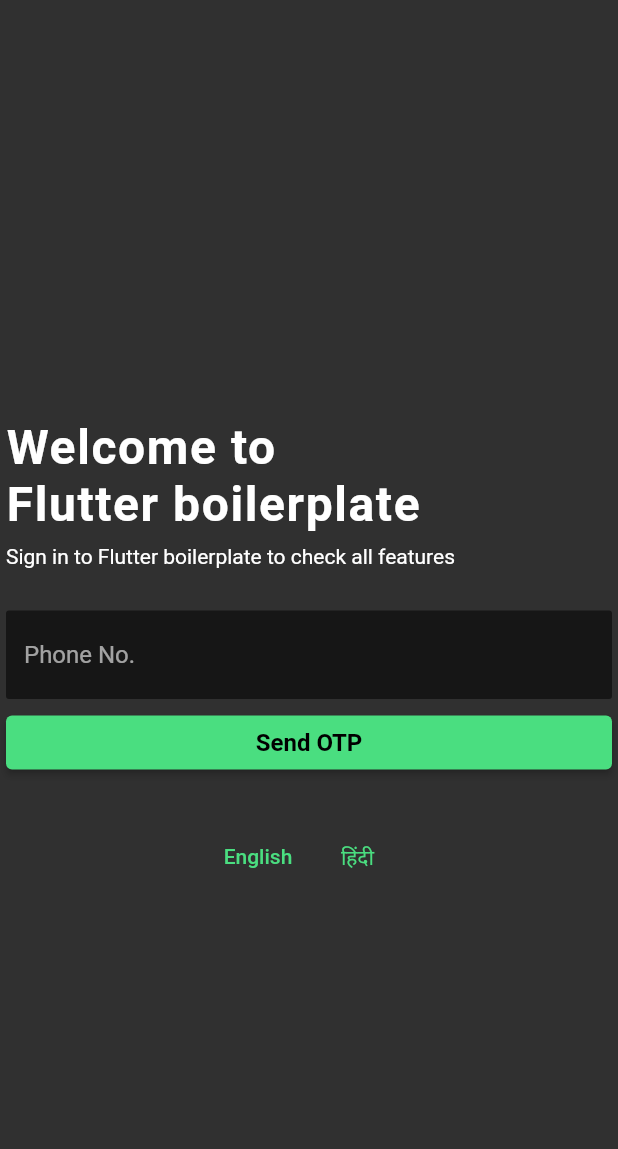
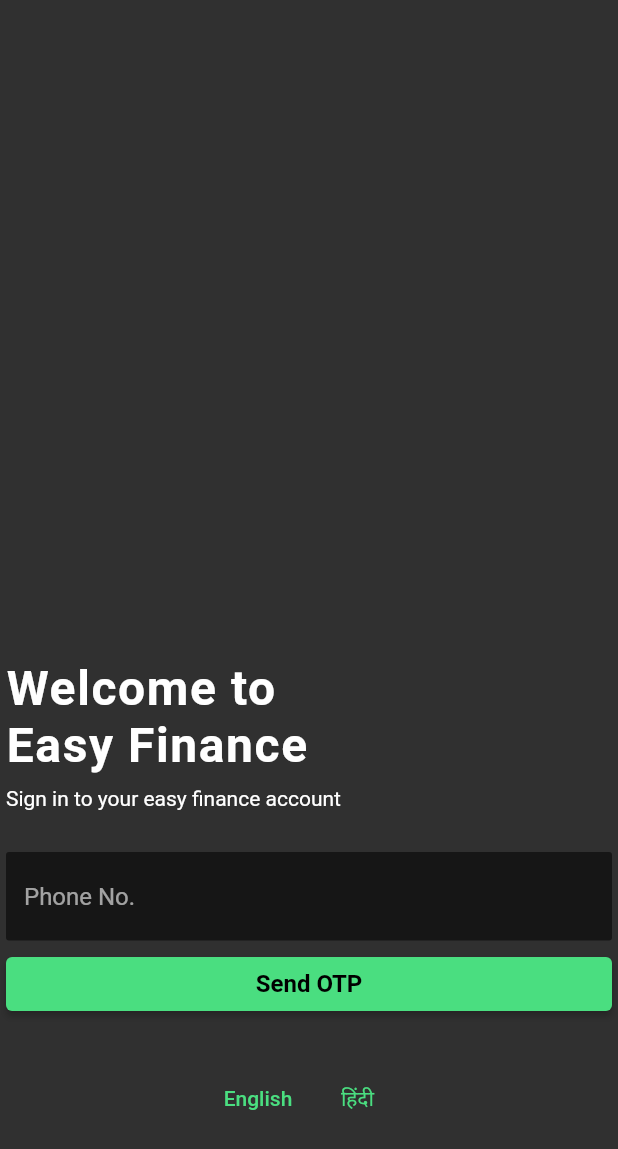
Before and after one commit to chenchunaidu/easy_finance, a Flutter app: the screen it shows after launch, on a phone screen of 412 x 824 dp. Shown: the top 1149 px of the screen. Run offline on Flutter 3.47's test engine with Material 2 defaults, Android fonts, the phone set to English and light mode, and no system bars; our stand-ins replace cloud_firestore, date_time_picker, firebase_auth, firebase_core, firebase_crashlytics, form_validator and 4 more; accounts and stored records are empty.

```diff
--- a/lib/components/common/form/index.dart
+++ b/lib/components/common/form/index.dart
@@ -1,5 +1,3 @@
-import 'dart:ffi';
-
 import 'package:flutter/material.dart';
 import 'package:easy_finance/components/common/vstack.dart';
 import '../../../theme/inset.dart';
--- a/lib/components/common/screenshot-wrapper.dart
+++ b/lib/components/common/screenshot-wrapper.dart
@@ -39,7 +39,10 @@ class _ScreenshotWrapperState extends State<ScreenshotWrapper> {
     return VStack(children: [
       Screenshot(
         controller: screenshotController,
-        child: widget.child,
+        child: Container(
+          child: widget.child,
+          color: Colors.grey[850],
+        ),
       ),
       OutlinedButton(onPressed: onPressed, child: Text("Share"))
     ]);
--- a/lib/components/interest-model.dart
+++ b/lib/components/interest-model.dart
@@ -1,4 +1,4 @@
-import 'dart:ffi';
+// import 'dart:ffi';
 
 import 'package:get/get.dart';
 import 'package:easy_finance/components/interest-preview-model.dart';
--- a/lib/screens/login.dart
+++ b/lib/screens/login.dart
@@ -12,15 +12,15 @@ class Login extends StatelessWidget {
   @override
   Widget build(BuildContext context) {
     return Container(
-        child:
-            VStack(mainAxisAlignment: MainAxisAlignment.spaceEvenly, children: [
+        padding: EdgeInsets.symmetric(vertical: 64, horizontal: 0),
+        child: VStack(mainAxisAlignment: MainAxisAlignment.end, children: [
           VStack(
             spacing: Insets.xxl,
             // crossAxisAlignment: CrossAxisAlignment.start,
             children: [
               AuthInfo(
-            label: "Welcome to\nFlutter boilerplate".tr,
-            subLabel: "Sign in to Flutter boilerplate to check all features".tr,
+                label: "Welcome to\nEasy Finance".tr,
+                subLabel: "Sign in to your easy finance account".tr,
               ),
               LoginForm(),
               TranslateButtons()
```
Lines whose indentation alone changed are shown as unchanged.
